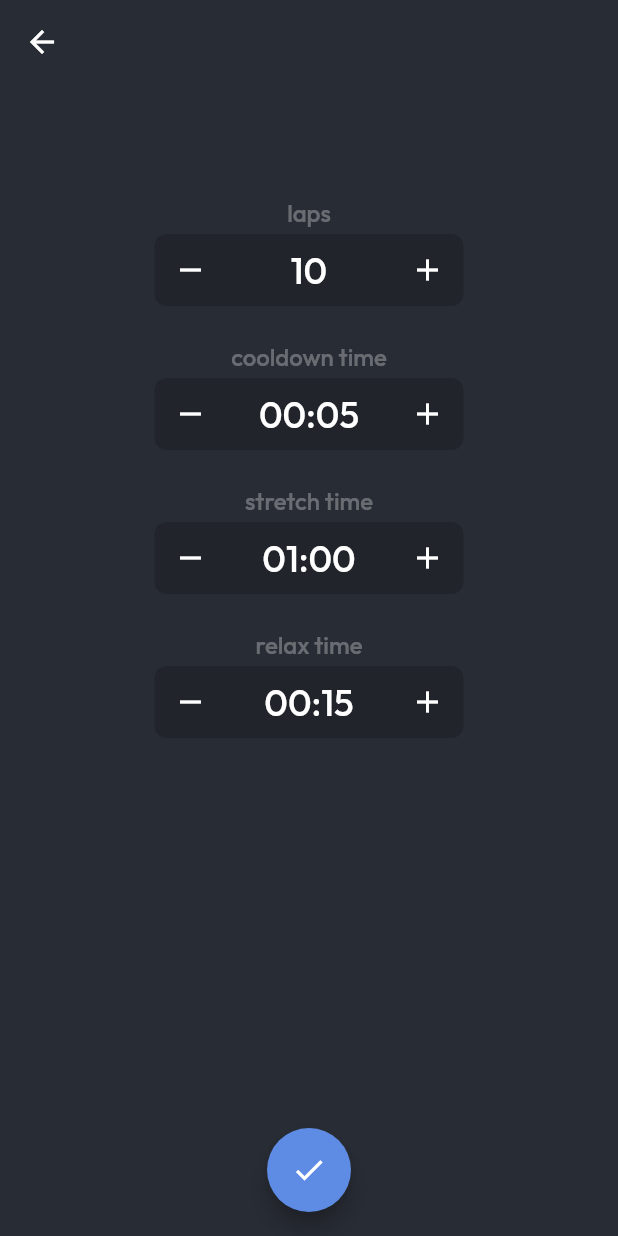
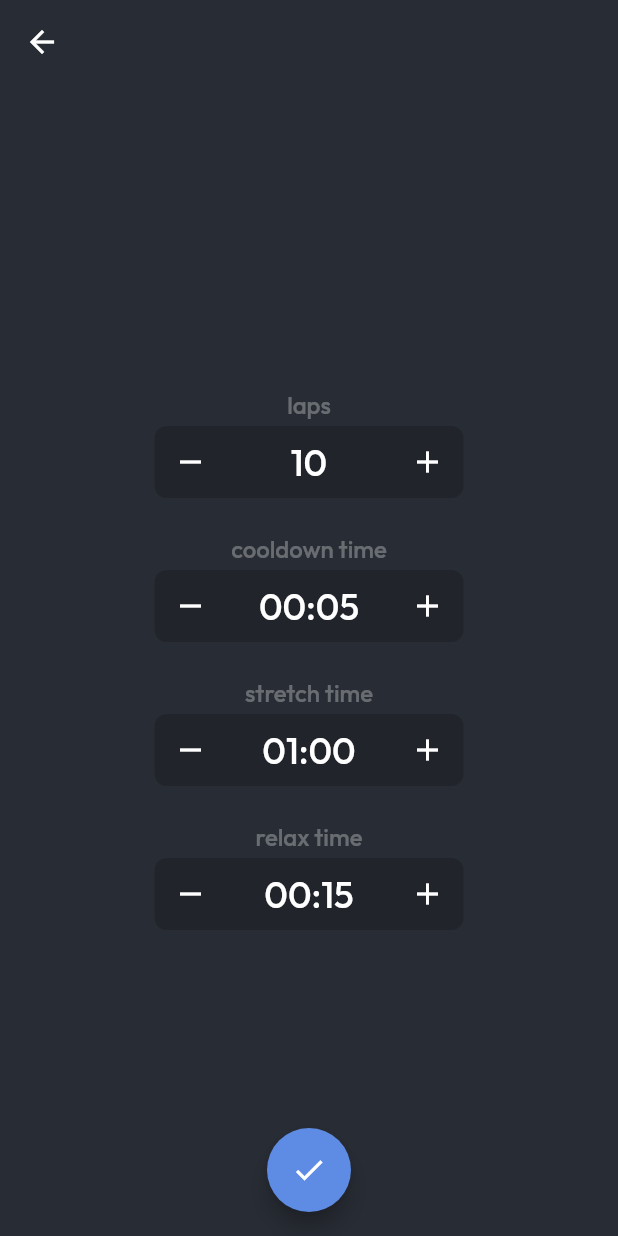
Before and after one commit to Bravco/stretching-assistant, a Flutter app: the TimerSettingsPage screen opened directly, on a phone screen of 412 x 824 dp. Run offline on Flutter 3.47's test engine with Material 2 defaults, Android fonts, the phone set to English and light mode, and no system bars; our stand-ins replace audioplayers, syncfusion_flutter_gauges; missing offline and left inert: holding_gesture.

Commit message:
Centered timer settings

```diff
--- a/stretching_assistant/lib/page/timer/settings.dart
+++ b/stretching_assistant/lib/page/timer/settings.dart
@@ -20,10 +20,8 @@ class _TimerSettingsPageState extends State<TimerSettingsPage> {
       child: Scaffold(
         appBar: AppBar(),
         body: Center(
-          child: Padding(
-            padding: const EdgeInsets.only(top: 64),
           child: Column(
-              mainAxisAlignment: MainAxisAlignment.start,
+            mainAxisAlignment: MainAxisAlignment.center,
             children: [
               Inputfield(
                 value: laps,
@@ -55,7 +53,6 @@ class _TimerSettingsPageState extends State<TimerSettingsPage> {
             ],
           ),
         ),
-        ),
         floatingActionButton: FloatingActionButton(
           onPressed: () => Navigator.of(context).pop(laps),
           child: const Icon(Icons.done),
```
Lines whose indentation alone changed are shown as unchanged.
